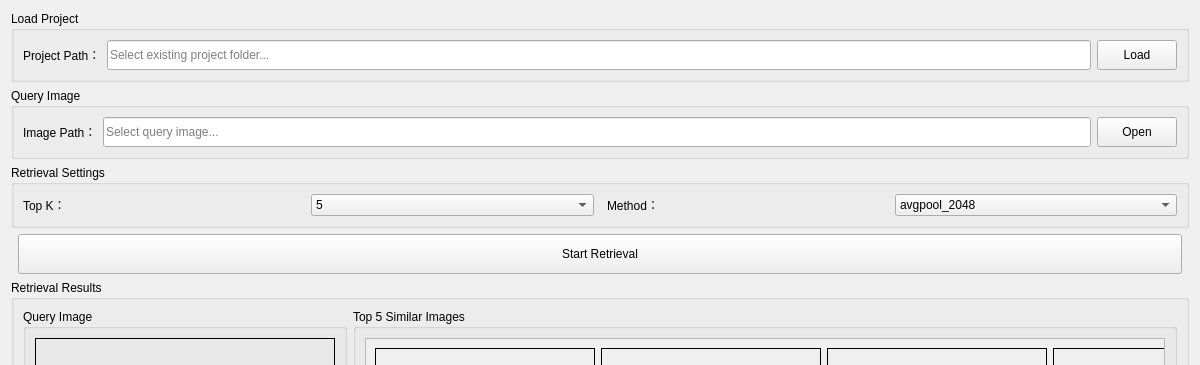
AI-thpremed/CaseMatch, file UI/retrieval.ui: the form before one commit; both pictures show x 0 to 1200 and y 0 to 365 of the 1200 by 900 pixel window.
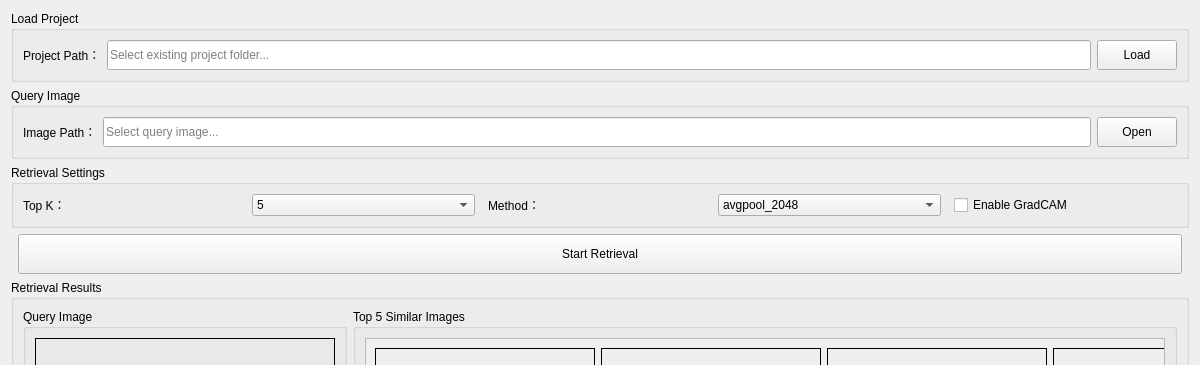
The form after the commit.

```diff
--- a/UI/retrieval.ui
+++ b/UI/retrieval.ui
@@ -182,6 +182,27 @@
         </item>
        </widget>
       </item>
+      <item>
+       <spacer name="horizontalSpacerSettings2">
+        <property name="orientation">
+         <enum>Qt::Horizontal</enum>
+        </property>
+       </spacer>
+      </item>
+      <!-- NEW: GradCAM Toggle -->
+      <item>
+       <widget class="QCheckBox" name="check_gradcam">
+        <property name="text">
+         <string>Enable GradCAM</string>
+        </property>
+        <property name="checked">
+         <bool>false</bool>
+        </property>
+        <property name="toolTip">
+         <string>Enable GradCAM visualization (slower). Disable for fast retrieval.</string>
+        </property>
+       </widget>
+      </item>
      </layout>
     </widget>
    </item>
```
Left out of the diff: 15 changed lines with no effect on the pictures.
